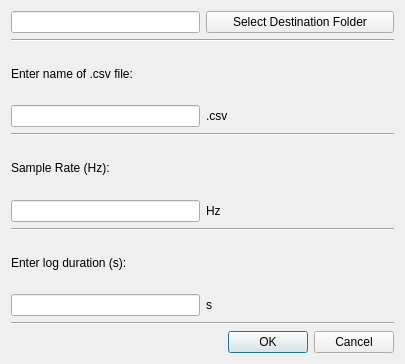
First picture: the form in projectsettingsbox.ui, repository alliekim13/GUI, before the edit.
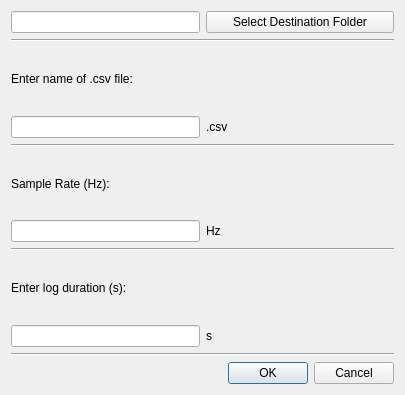
Second picture: the form after the edit.

Diff of the .ui file:
```diff
--- a/projectsettingsbox.ui
+++ b/projectsettingsbox.ui
@@ -7,7 +7,7 @@
     <x>0</x>
     <y>0</y>
     <width>405</width>
-    <height>364</height>
+    <height>395</height>
    </rect>
   </property>
   <property name="windowTitle">
```
